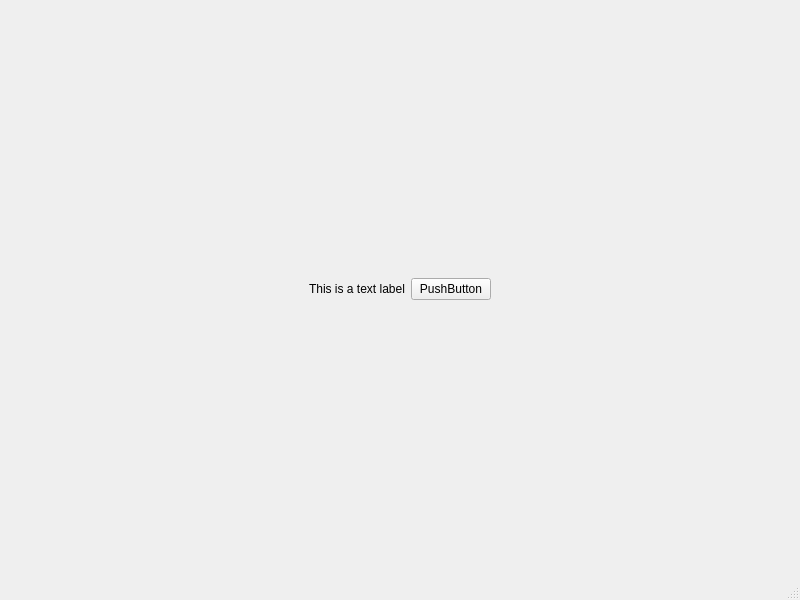
First picture: the form in src/reportextractorpy/ui/ui_mainwindow.ui, repository nicksunderland/reportextractorpy, before the edit.
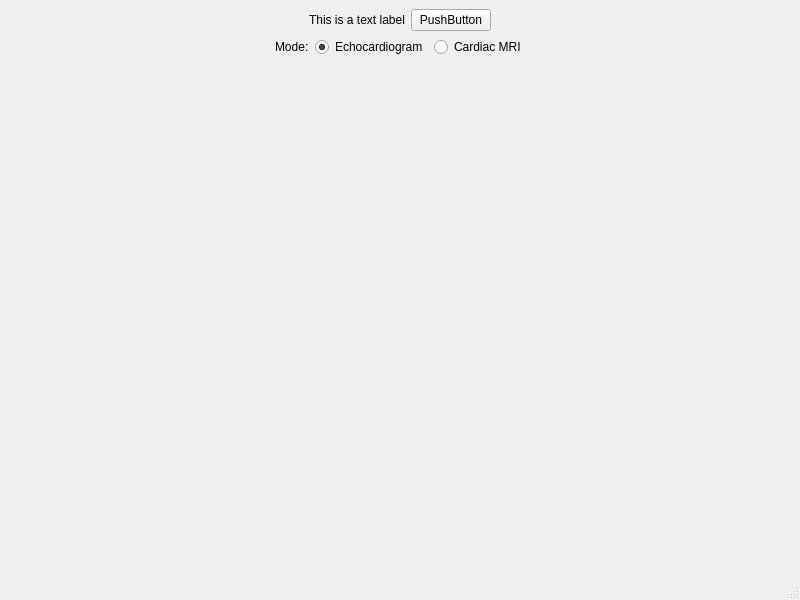
Second picture: the form after the edit.

Diff of the .ui file:
```diff
--- a/src/reportextractorpy/ui/ui_mainwindow.ui
+++ b/src/reportextractorpy/ui/ui_mainwindow.ui
@@ -14,6 +14,8 @@
    <string>MainWindow</string>
   </property>
   <widget class="QWidget" name="centralwidget">
+   <layout class="QVBoxLayout" name="verticalLayout">
+    <item>
    <layout class="QHBoxLayout" name="horizontalLayout">
     <item>
      <spacer name="horizontalSpacer">
@@ -51,6 +53,75 @@
        <size>
         <width>40</width>
         <height>20</height>
+         </size>
+        </property>
+       </spacer>
+      </item>
+     </layout>
+    </item>
+    <item>
+     <layout class="QHBoxLayout" name="horizontalLayout_2">
+      <item>
+       <spacer name="horizontalSpacer_3">
+        <property name="orientation">
+         <enum>Qt::Horizontal</enum>
+        </property>
+        <property name="sizeHint" stdset="0">
+         <size>
+          <width>40</width>
+          <height>20</height>
+         </size>
+        </property>
+       </spacer>
+      </item>
+      <item>
+       <widget class="QLabel" name="label_mode">
+        <property name="text">
+         <string>Mode:</string>
+        </property>
+       </widget>
+      </item>
+      <item>
+       <widget class="QRadioButton" name="radioButton_echocardiogram">
+        <property name="text">
+         <string>Echocardiogram</string>
+        </property>
+        <property name="checked">
+         <bool>true</bool>
+        </property>
+       </widget>
+      </item>
+      <item>
+       <widget class="QRadioButton" name="radioButton_cardiac_mri">
+        <property name="text">
+         <string>Cardiac MRI</string>
+        </property>
+       </widget>
+      </item>
+      <item>
+       <spacer name="horizontalSpacer_4">
+        <property name="orientation">
+         <enum>Qt::Horizontal</enum>
+        </property>
+        <property name="sizeHint" stdset="0">
+         <size>
+          <width>40</width>
+          <height>20</height>
+         </size>
+        </property>
+       </spacer>
+      </item>
+     </layout>
+    </item>
+    <item>
+     <spacer name="verticalSpacer">
+      <property name="orientation">
+       <enum>Qt::Vertical</enum>
+      </property>
+      <property name="sizeHint" stdset="0">
+       <size>
+        <width>20</width>
+        <height>40</height>
        </size>
       </property>
      </spacer>
```
Lines whose indentation alone changed are shown as unchanged.
